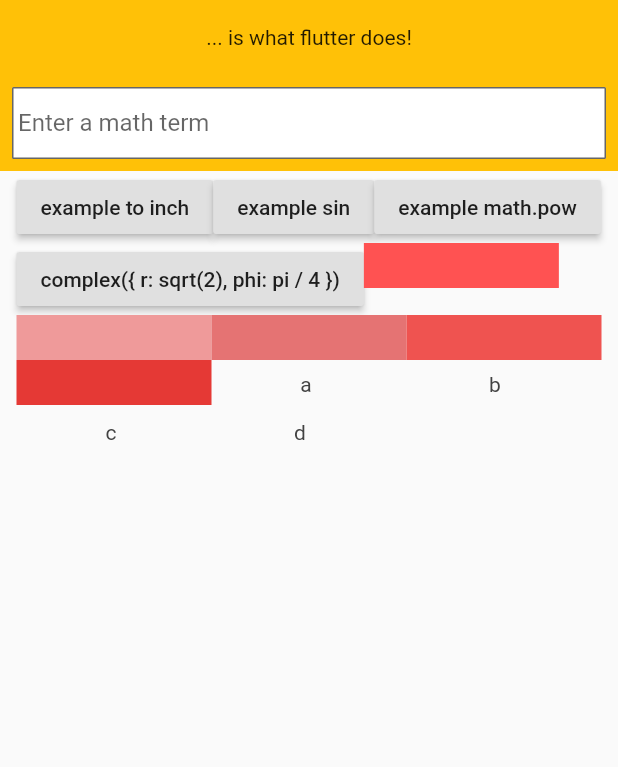
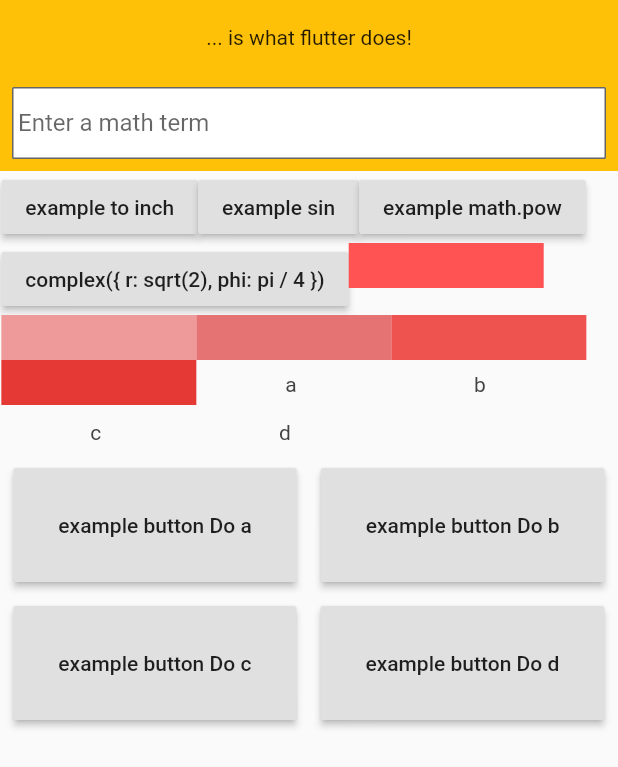
Before and after one commit to abulka/flutter_webview2, a Flutter app: the BodyLayout widget shown alone on an empty page, opened directly, on a phone screen of 412 x 824 dp. Shown: the top 767 px of the screen. Run offline on Flutter 3.47's test engine with Material 2 defaults, Android fonts, the phone set to English and light mode, and no system bars; our stand-ins replace webview_flutter; missing offline and left inert: dart_random_choice, flutter_webview_plugin, interactive_webview.

Commit message:
dynamic buttons created

```diff
--- a/lib/research/UI/dynamic_buttons.dart
+++ b/lib/research/UI/dynamic_buttons.dart
@@ -47,6 +47,7 @@ class BodyLayout extends StatelessWidget {
 
   Expanded exampleButtonsArea() {
     List columnHeaders = ['a', 'b', 'c', 'd'];
+    List buttonLabels = ['Do a', 'Do b', 'Do c', 'Do d'];
     return Expanded(
       child: SingleChildScrollView(
         child: Wrap(
@@ -92,9 +93,16 @@ class BodyLayout extends StatelessWidget {
               height: 30,
               width: 130,
             ),
-          ]..addAll(columnHeaders
+          ]
+            ..addAll(columnHeaders
                 .map((header) => new Container(
-                    color: randomChoice([Colors.amber, Colors.green, Colors.blue[400], Colors.orange, Colors.indigo[200]]),
+                      color: randomChoice([
+                        Colors.amber,
+                        Colors.green,
+                        Colors.blue[400],
+                        Colors.orange,
+                        Colors.indigo[200]
+                      ]),
                       alignment: FractionalOffset.center,
                       width: 120.0,
                       margin: EdgeInsets.all(3.0),
@@ -104,6 +112,16 @@ class BodyLayout extends StatelessWidget {
                         header,
                         style: TextStyle(color: Colors.grey[800]),
                         textAlign: TextAlign.center,
+                      ),
+                    ))
+                .toList())
+            ..addAll(buttonLabels
+                .map((label) => Padding(
+                  padding: const EdgeInsets.all(8.0),
+                  child: RaisedButton(
+                        child: Text('example button $label'),
+                        onPressed: () {},
+                        padding: EdgeInsets.all(30),
                       ),
                 ))
                 .toList()),
```
Lines whose indentation alone changed are shown as unchanged.
